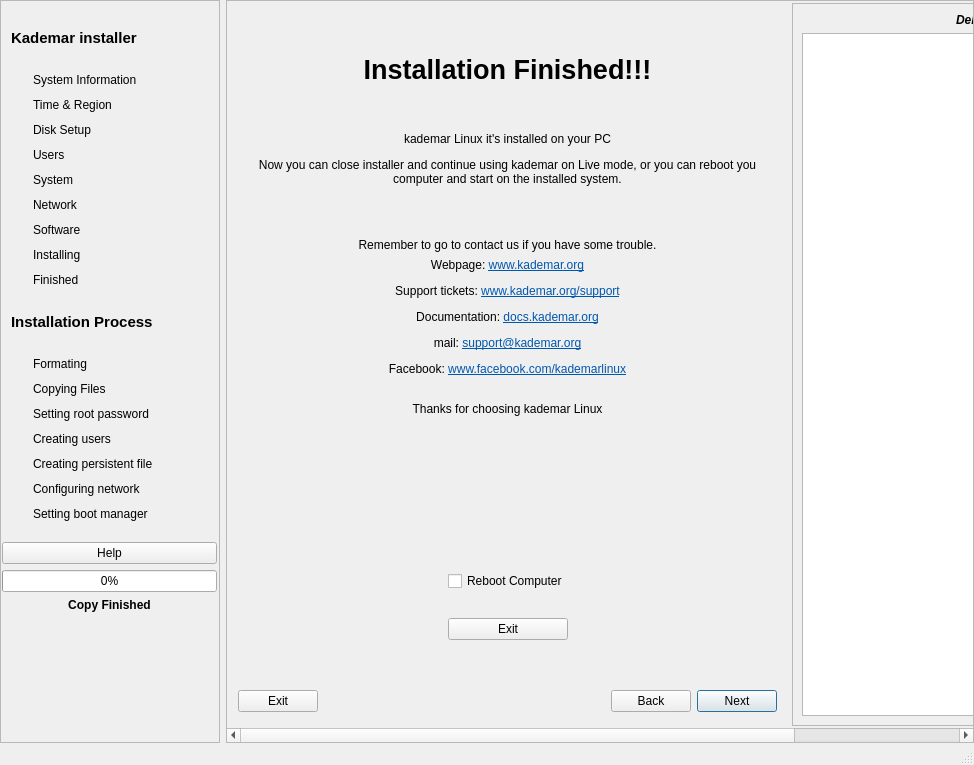
Qt form apps/instalador/instalador5/instalador.ui (BackupTheBerlios/kademar-utils-svn) before a commit.
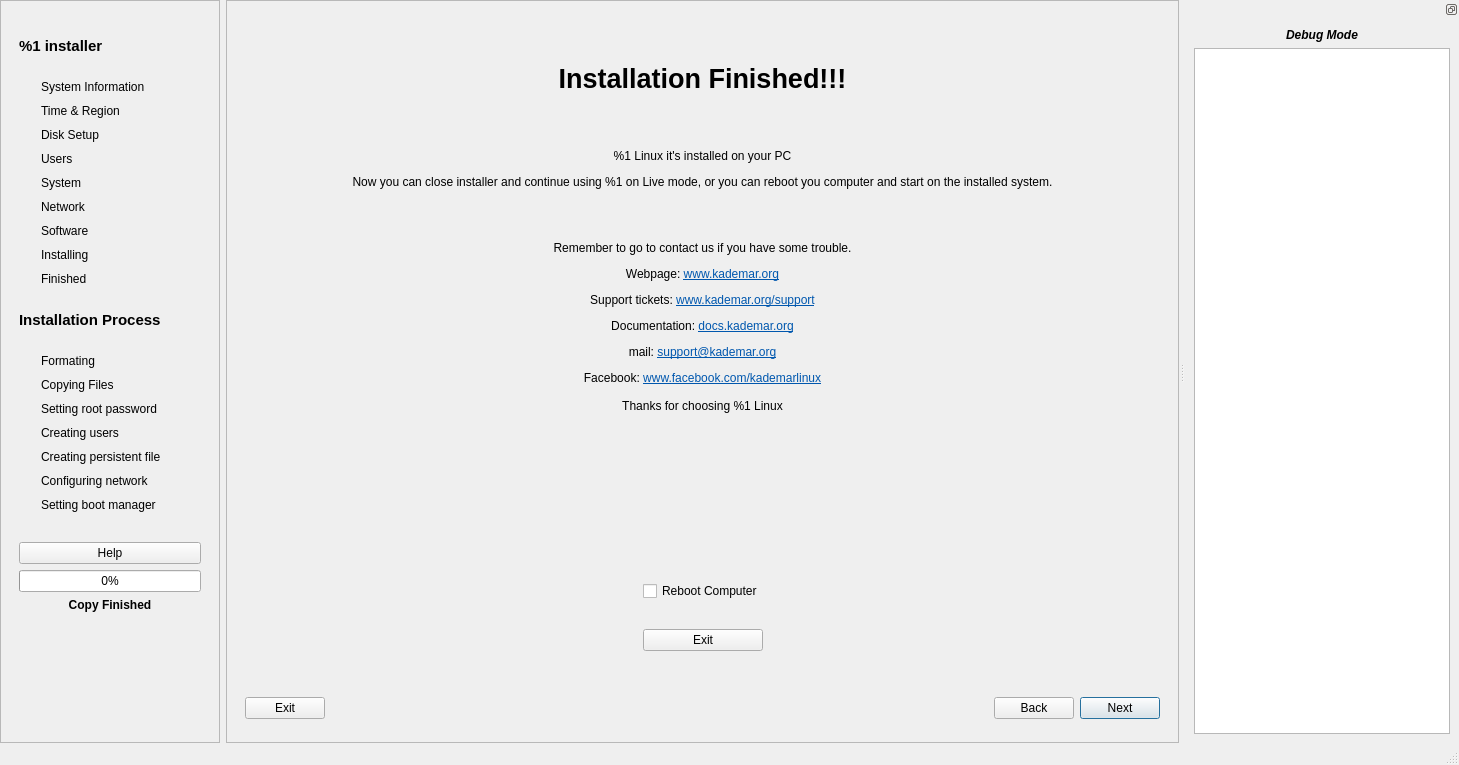
The same form after that commit. The open tabs and pages were chosen to show the change. Icons and pictures are not drawn.

Commit message: Making beautiful Debug frame in a dockedWidget Support to Heliox name & logo

The edit to the form file:
```diff
--- a/apps/instalador/instalador5/instalador.ui
+++ b/apps/instalador/instalador5/instalador.ui
@@ -6,7 +6,7 @@
    <rect>
     <x>0</x>
     <y>0</y>
-    <width>974</width>
+    <width>1459</width>
     <height>765</height>
    </rect>
   </property>
@@ -39,18 +39,6 @@
         </rect>
        </property>
        <layout class="QGridLayout" name="gridLayout_5">
-        <property name="leftMargin">
-         <number>1</number>
-        </property>
-        <property name="topMargin">
-         <number>0</number>
-        </property>
-        <property name="rightMargin">
-         <number>2</number>
-        </property>
-        <property name="bottomMargin">
-         <number>0</number>
-        </property>
         <item row="2" column="0">
          <widget class="QWidget" name="WLogo" native="true">
           <property name="maximumSize">
@@ -60,9 +48,6 @@
            </size>
           </property>
           <layout class="QGridLayout" name="gridLayout_8">
-           <property name="margin">
-            <number>0</number>
-           </property>
            <item row="0" column="0">
             <widget class="QPushButton" name="BHelp">
              <property name="text">
@@ -485,7 +470,7 @@
               </font>
              </property>
              <property name="text">
-              <string>Kademar installer</string>
+              <string>%1 installer</string>
              </property>
             </widget>
            </item>
@@ -619,14 +604,11 @@
         <rect>
          <x>0</x>
          <y>0</y>
-         <width>1027</width>
-         <height>703</height>
+         <width>956</width>
+         <height>718</height>
         </rect>
        </property>
        <layout class="QGridLayout" name="gridLayout_2">
-        <property name="margin">
-         <number>2</number>
-        </property>
         <item row="0" column="0">
          <widget class="QStackedWidget" name="stackedPages">
           <property name="currentIndex">
@@ -3920,7 +3902,7 @@
           </widget>
           <widget class="QWidget" name="PEnd">
            <layout class="QGridLayout" name="gridLayout_39">
-            <item row="3" column="0">
+            <item row="4" column="0">
              <widget class="QLabel" name="ILogo_2">
               <property name="text">
                <string/>
@@ -3964,19 +3946,13 @@
             </item>
             <item row="1" column="0">
              <widget class="QLabel" name="LFinished">
-              <property name="maximumSize">
-               <size>
-                <width>16777215</width>
-                <height>200</height>
-               </size>
-              </property>
               <property name="text">
                <string>&lt;!DOCTYPE HTML PUBLIC &quot;-//W3C//DTD HTML 4.0//EN&quot; &quot;http://www.w3.org/TR/REC-html40/strict.dtd&quot;&gt;
 &lt;html&gt;&lt;head&gt;&lt;meta name=&quot;qrichtext&quot; content=&quot;1&quot; /&gt;&lt;style type=&quot;text/css&quot;&gt;
 p, li { white-space: pre-wrap; }
 &lt;/style&gt;&lt;/head&gt;&lt;body style=&quot; font-family:'Sans Serif'; font-size:9pt; font-weight:400; font-style:normal;&quot;&gt;
-&lt;p style=&quot; margin-top:12px; margin-bottom:12px; margin-left:0px; margin-right:0px; -qt-block-indent:0; text-indent:0px;&quot;&gt;kademar Linux it's installed on your PC&lt;/p&gt;
-&lt;p style=&quot; margin-top:12px; margin-bottom:12px; margin-left:0px; margin-right:0px; -qt-block-indent:0; text-indent:0px;&quot;&gt;Now you can close installer and continue using kademar on Live mode, or you can reboot you computer and start on the installed system.&lt;/p&gt;
+&lt;p style=&quot; margin-top:12px; margin-bottom:12px; margin-left:0px; margin-right:0px; -qt-block-indent:0; text-indent:0px;&quot;&gt;%1 Linux it's installed on your PC&lt;/p&gt;
+&lt;p style=&quot; margin-top:12px; margin-bottom:12px; margin-left:0px; margin-right:0px; -qt-block-indent:0; text-indent:0px;&quot;&gt;Now you can close installer and continue using %1 on Live mode, or you can reboot you computer and start on the installed system.&lt;/p&gt;
 &lt;p style=&quot; margin-top:12px; margin-bottom:12px; margin-left:0px; margin-right:0px; -qt-block-indent:0; text-indent:0px;&quot;&gt;&lt;br /&gt;&lt;/p&gt;
 &lt;p style=&quot; margin-top:12px; margin-bottom:12px; margin-left:0px; margin-right:0px; -qt-block-indent:0; text-indent:0px;&quot;&gt;Remember to go to contact us if you have some trouble.&lt;/p&gt;&lt;/body&gt;&lt;/html&gt;</string>
               </property>
@@ -3999,8 +3975,7 @@
 &lt;p style=&quot; margin-top:12px; margin-bottom:12px; margin-left:0px; margin-right:0px; -qt-block-indent:0; text-indent:0px;&quot;&gt;Support tickets: &lt;a href=&quot;www.kademar.org/support&quot;&gt;&lt;span style=&quot; text-decoration: underline; color:#0057ae;&quot;&gt;www.kademar.org/support&lt;/span&gt;&lt;/a&gt;&lt;/p&gt;
 &lt;p style=&quot; margin-top:12px; margin-bottom:12px; margin-left:0px; margin-right:0px; -qt-block-indent:0; text-indent:0px;&quot;&gt;Documentation: &lt;a href=&quot;docs.kademar.org&quot;&gt;&lt;span style=&quot; text-decoration: underline; color:#0057ae;&quot;&gt;docs.kademar.org&lt;/span&gt;&lt;/a&gt;&lt;/p&gt;
 &lt;p style=&quot; margin-top:12px; margin-bottom:12px; margin-left:0px; margin-right:0px; -qt-block-indent:0; text-indent:0px;&quot;&gt;mail: &lt;a href=&quot;support@kademar.org&quot;&gt;&lt;span style=&quot; text-decoration: underline; color:#0057ae;&quot;&gt;support@kademar.org&lt;/span&gt;&lt;/a&gt;&lt;/p&gt;
-&lt;p style=&quot; margin-top:12px; margin-bottom:12px; margin-left:0px; margin-right:0px; -qt-block-indent:0; text-indent:0px;&quot;&gt;Facebook: &lt;a href=&quot;www.facebook.com/kademarlinux&quot;&gt;&lt;span style=&quot; text-decoration: underline; color:#0057ae;&quot;&gt;www.facebook.com/kademarlinux&lt;/span&gt;&lt;/a&gt;&lt;/p&gt;
-&lt;p style=&quot; margin-top:12px; margin-bottom:12px; margin-left:0px; margin-right:0px; -qt-block-indent:0; text-indent:0px;&quot;&gt;&lt;br /&gt;Thanks for choosing kademar Linux&lt;/p&gt;&lt;/body&gt;&lt;/html&gt;</string>
+&lt;p style=&quot; margin-top:12px; margin-bottom:12px; margin-left:0px; margin-right:0px; -qt-block-indent:0; text-indent:0px;&quot;&gt;Facebook: &lt;a href=&quot;www.facebook.com/kademarlinux&quot;&gt;&lt;span style=&quot; text-decoration: underline; color:#0057ae;&quot;&gt;www.facebook.com/kademarlinux&lt;/span&gt;&lt;/a&gt;&lt;/p&gt;&lt;/body&gt;&lt;/html&gt;</string>
               </property>
               <property name="alignment">
                <set>Qt::AlignCenter</set>
@@ -4010,7 +3985,7 @@
               </property>
              </widget>
             </item>
-            <item row="4" column="0">
+            <item row="5" column="0">
              <widget class="QWidget" name="WReboot" native="true">
               <property name="minimumSize">
                <size>
@@ -4078,11 +4053,34 @@
               </layout>
              </widget>
             </item>
+            <item row="3" column="0">
+             <widget class="QLabel" name="LThanks">
+              <property name="maximumSize">
+               <size>
+                <width>16777215</width>
+                <height>30</height>
+               </size>
+              </property>
+              <property name="text">
+               <string>&lt;!DOCTYPE HTML PUBLIC &quot;-//W3C//DTD HTML 4.0//EN&quot; &quot;http://www.w3.org/TR/REC-html40/strict.dtd&quot;&gt;
+&lt;html&gt;&lt;head&gt;&lt;meta name=&quot;qrichtext&quot; content=&quot;1&quot; /&gt;&lt;style type=&quot;text/css&quot;&gt;
+p, li { white-space: pre-wrap; }
+&lt;/style&gt;&lt;/head&gt;&lt;body style=&quot; font-family:'Sans Serif'; font-size:9pt; font-weight:400; font-style:normal;&quot;&gt;
+&lt;p style=&quot; margin-top:0px; margin-bottom:0px; margin-left:0px; margin-right:0px; -qt-block-indent:0; text-indent:0px;&quot;&gt;Thanks for choosing %1 Linux&lt;/p&gt;&lt;/body&gt;&lt;/html&gt;</string>
+              </property>
+              <property name="alignment">
+               <set>Qt::AlignCenter</set>
+              </property>
+              <property name="wordWrap">
+               <bool>true</bool>
+              </property>
+             </widget>
+            </item>
            </layout>
           </widget>
          </widget>
         </item>
-        <item row="2" column="0">
+        <item row="1" column="0">
          <widget class="QWidget" name="WButons_2" native="true">
           <property name="minimumSize">
            <size>
@@ -4118,8 +4116,8 @@
              </property>
              <property name="iconSize">
               <size>
-               <width>20</width>
-               <height>20</height>
+               <width>30</width>
+               <height>30</height>
               </size>
              </property>
              <property name="default">
@@ -4138,8 +4136,8 @@
              </property>
              <property name="iconSize">
               <size>
-               <width>20</width>
-               <height>20</height>
+               <width>30</width>
+               <height>30</height>
               </size>
              </property>
             </widget>
@@ -4155,8 +4153,8 @@
              </property>
              <property name="iconSize">
               <size>
-               <width>20</width>
-               <height>20</height>
+               <width>30</width>
+               <height>30</height>
               </size>
              </property>
             </widget>
@@ -4164,44 +4162,6 @@
           </layout>
          </widget>
         </item>
-        <item row="0" column="1" rowspan="3">
-         <widget class="QFrame" name="FDebug">
-          <property name="minimumSize">
-           <size>
-            <width>400</width>
-            <height>0</height>
-           </size>
-          </property>
-          <property name="frameShape">
-           <enum>QFrame::StyledPanel</enum>
-          </property>
-          <property name="frameShadow">
-           <enum>QFrame::Raised</enum>
-          </property>
-          <layout class="QGridLayout" name="gridLayout_3">
-           <item row="1" column="0">
-            <widget class="QListWidget" name="LWDebug"/>
-           </item>
-           <item row="0" column="0">
-            <widget class="QLabel" name="label">
-             <property name="font">
-              <font>
-               <weight>75</weight>
-               <italic>true</italic>
-               <bold>true</bold>
-              </font>
-             </property>
-             <property name="text">
-              <string>Debug Mode</string>
-             </property>
-             <property name="alignment">
-              <set>Qt::AlignCenter</set>
-             </property>
-            </widget>
-           </item>
-          </layout>
-         </widget>
-        </item>
        </layout>
       </widget>
      </widget>
@@ -4219,6 +4179,60 @@
    </property>
   </widget>
   <widget class="QStatusBar" name="statusbar"/>
+  <widget class="QDockWidget" name="FDebug">
+   <property name="floating">
+    <bool>false</bool>
+   </property>
+   <property name="features">
+    <set>QDockWidget::DockWidgetFloatable|QDockWidget::DockWidgetMovable</set>
+   </property>
+   <property name="allowedAreas">
+    <set>Qt::RightDockWidgetArea</set>
+   </property>
+   <attribute name="dockWidgetArea">
+    <number>2</number>
+   </attribute>
+   <widget class="QWidget" name="dockWidgetContents">
+    <layout class="QGridLayout" name="gridLayout_7">
+     <item row="0" column="0">
+      <widget class="QLabel" name="label">
+       <property name="font">
+        <font>
+         <weight>75</weight>
+         <italic>true</italic>
+         <bold>true</bold>
+        </font>
+       </property>
+       <property name="text">
+        <string>Debug Mode</string>
+       </property>
+       <property name="alignment">
+        <set>Qt::AlignCenter</set>
+       </property>
+      </widget>
+     </item>
+     <item row="1" column="0">
+      <widget class="QListWidget" name="LWDebug">
+       <property name="minimumSize">
+        <size>
+         <width>250</width>
+         <height>0</height>
+        </size>
+       </property>
+       <property name="alternatingRowColors">
+        <bool>true</bool>
+       </property>
+       <property name="spacing">
+        <number>10</number>
+       </property>
+       <property name="wordWrap">
+        <bool>true</bool>
+       </property>
+      </widget>
+     </item>
+    </layout>
+   </widget>
+  </widget>
  </widget>
  <resources>
   <include location="resource.qrc"/>
```
Left out of the diff: 67 changed lines with no effect on the pictures. The commit also changes 6 other files.
